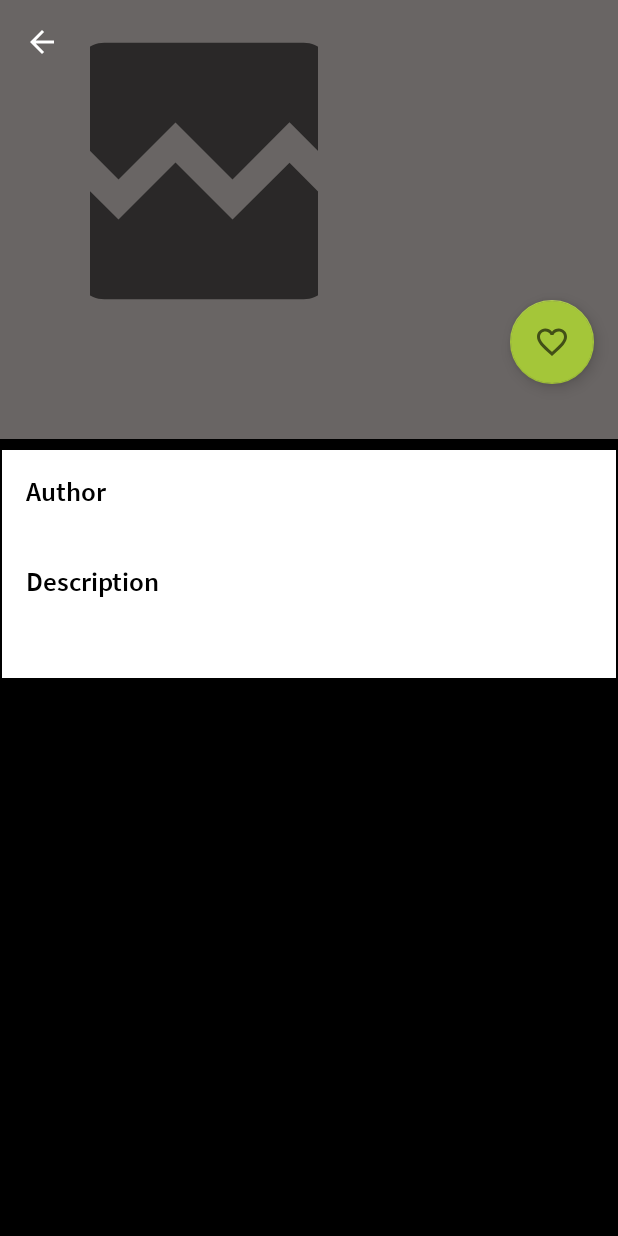
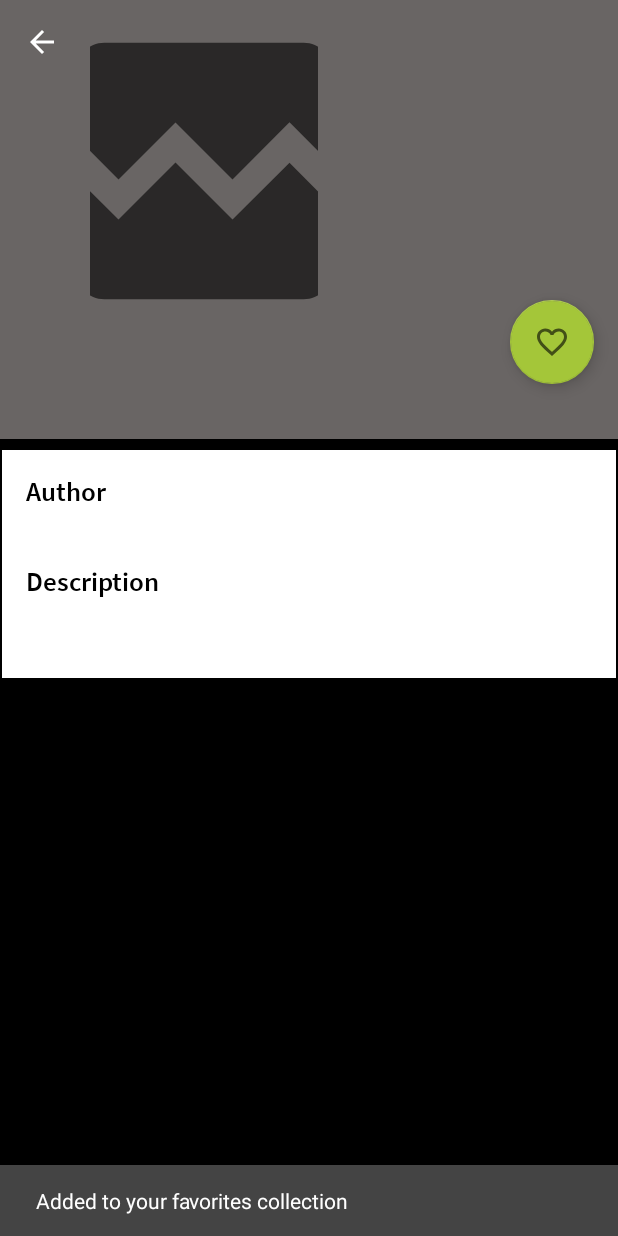
Before and after one commit to josthelvish/google-book-app, an Android app: the DetailActivity screen opened directly, with no data from a screen before it, after a tap on an icon or button, on a phone screen of 412 x 824 dp. Run offline under Robolectric (Android 15) with nearby library versions, the phone set to English and light mode, and no system bars; our stand-ins replace Picasso, Room's generated code, Timber, data binding; pictures from the network do not load; 12 statements that could not run were skipped.

Commit message:
Added complete flow to filter favourites
Defined behavior for favorite buttons listeners. The book will be saved or removed to the database and a snackbar message is created

Added filter action as activity setting with menu.

```diff
--- a/app/src/main/java/com/example/google_book_app/database/BookDao.java
+++ b/app/src/main/java/com/example/google_book_app/database/BookDao.java
@@ -8,13 +8,15 @@ import androidx.room.Query;
 
 import java.util.List;
 
+import static androidx.room.OnConflictStrategy.REPLACE;
+
 @Dao
 public interface BookDao {
 
     @Query("SELECT * FROM book")
     LiveData<List<BookEntry>> loadAllBooks();
 
-    @Insert
+    @Insert(onConflict = REPLACE)
     void insertBook(BookEntry bookEntry);
 
     @Delete
--- a/app/src/main/java/com/example/google_book_app/repository/BookRepository.java
+++ b/app/src/main/java/com/example/google_book_app/repository/BookRepository.java
@@ -40,7 +40,7 @@ public class BookRepository {
     }
 
     public LiveData<List<BookEntry>> getFavoriteBooks() {
-        return null;
+        return mBookDao.loadAllBooks();
     }
 
     public LiveData<BookEntry> getFavoriteBookById(String bookId) {
--- a/app/src/main/java/com/example/google_book_app/ui/detail/DetailActivity.java
+++ b/app/src/main/java/com/example/google_book_app/ui/detail/DetailActivity.java
@@ -1,7 +1,10 @@
 package com.example.google_book_app.ui.detail;
 
 import android.content.Intent;
+import android.graphics.Color;
 import android.os.Bundle;
+import android.view.View;
+import android.widget.TextView;
 
 import androidx.annotation.Nullable;
 import androidx.appcompat.app.ActionBar;
@@ -11,11 +14,14 @@ import androidx.lifecycle.Observer;
 import androidx.lifecycle.ViewModelProvider;
 
 import com.example.google_book_app.R;
+import com.example.google_book_app.database.BookDatabase;
 import com.example.google_book_app.database.BookEntry;
 import com.example.google_book_app.databinding.ActivityDetailBinding;
 import com.example.google_book_app.domain.Book;
+import com.example.google_book_app.utils.AppThreadExecutors;
 import com.example.google_book_app.utils.DependenciesUtils;
 import com.google.android.material.appbar.AppBarLayout;
+import com.google.android.material.snackbar.Snackbar;
 import com.squareup.picasso.Picasso;
 
 import static com.example.google_book_app.utils.Constants.EXTRA_BOOK;
@@ -26,12 +32,14 @@ public class DetailActivity extends AppCompatActivity {
     private Book mBook;
     private boolean mIsFavorite;
     private DetailViewModel mDetailViewModel;
+    private BookDatabase mBookDB;
 
     @Override
     protected void onCreate(Bundle savedInstanceState) {
         super.onCreate(savedInstanceState);
         mDetailBinding = DataBindingUtil.setContentView(this, R.layout.activity_detail);
 
+        mBookDB = BookDatabase.getInstance(this);
         Intent intent = getIntent();
         if (intent != null) {
             if (intent.hasExtra(EXTRA_BOOK)) {
@@ -40,12 +48,13 @@ public class DetailActivity extends AppCompatActivity {
             }
         }
 
-        createViewModel(mBook.getId());
+        createViewModel();
         observeBookEntry();
         refreshUI();
+
     }
 
-    private void createViewModel(String bookId) {
+    private void createViewModel() {
         DetailViewModelFactory factory = DependenciesUtils.provideDetailViewModelFactory(
                 DetailActivity.this, mBook.getId());
         mDetailViewModel = new ViewModelProvider(this, factory).get(DetailViewModel.class);
@@ -64,6 +73,39 @@ public class DetailActivity extends AppCompatActivity {
                 }
             }
         });
+    }
+
+    public void onFavoriteClick(View view) {
+
+        final BookEntry bookEntry = covertToBookEntry();
+
+        if (!mIsFavorite) {
+            AppThreadExecutors.getInstance().diskIO().execute(new Runnable() {
+                @Override
+                public void run() {
+                    // todo change to repository
+                    mBookDB.bookDao().insertBook(bookEntry);
+                }
+            });
+
+            showSnackbarMessage(R.string.snackbar_added);
+        } else {
+            final BookEntry bookEntry2 = mDetailViewModel.getBookEntry().getValue();
+            AppThreadExecutors.getInstance().diskIO().execute(new Runnable() {
+                @Override
+                public void run() {
+
+                    mBookDB.bookDao().deleteBook(bookEntry2);
+                }
+            });
+
+            showSnackbarMessage(R.string.snackbar_removed);
+        }
+    }
+
+    private BookEntry covertToBookEntry() {
+        return new BookEntry(mBook.getId(), mBook.getTitle(), mBook.getSubtitle(), mBook.getAuthors(),
+                mBook.getDescription(), mBook.getBuyLink(), mBook.getThumbnailURL());
     }
 
     private void refreshUI() {
@@ -142,4 +184,15 @@ public class DetailActivity extends AppCompatActivity {
             mDetailBinding.tvDetailSubtitle.setText(subtitle);
         }
     }
+
+    private void showSnackbarMessage(int resourceMessageID) {
+        Snackbar snackbar = Snackbar.make(
+                mDetailBinding.coordinator, resourceMessageID, Snackbar.LENGTH_SHORT);
+        View sbView = snackbar.getView();
+        sbView.setBackgroundColor(Color.DKGRAY);
+        TextView textView = sbView.findViewById(com.google.android.material.R.id.snackbar_text);
+        textView.setTextColor(Color.WHITE);
+        snackbar.show();
+    }
+
 }
--- a/app/src/main/res/drawable/ic_baseline_favorite_24.xml
+++ b/app/src/main/res/drawable/ic_baseline_favorite_24.xml
@@ -1,10 +1,9 @@
 <vector xmlns:android="http://schemas.android.com/apk/res/android"
-    android:width="24dp"
-    android:height="24dp"
-    android:viewportWidth="24"
-    android:viewportHeight="24"
-    android:tint="?attr/colorControlNormal">
-  <path
-      android:fillColor="@android:color/white"
-      android:pathData="M12,21.35l-1.45,-1.32C5.4,15.36 2,12.28 2,8.5 2,5.42 4.42,3 7.5,3c1.74,0 3.41,0.81 4.5,2.09C13.09,3.81 14.76,3 16.5,3 19.58,3 22,5.42 22,8.5c0,3.78 -3.4,6.86 -8.55,11.54L12,21.35z"/>
+android:width="24dp"
+android:height="24dp"
+android:viewportWidth="24"
+android:viewportHeight="24">
+<path
+    android:fillColor="@android:color/holo_red_dark"
+    android:pathData="M12,21.35l-1.45,-1.32C5.4,15.36 2,12.28 2,8.5 2,5.42 4.42,3 7.5,3c1.74,0 3.41,0.81 4.5,2.09C13.09,3.81 14.76,3 16.5,3 19.58,3 22,5.42 22,8.5c0,3.78 -3.4,6.86 -8.55,11.54L12,21.35z"/>
 </vector>
--- a/app/src/main/res/menu/options_menu.xml
+++ b/app/src/main/res/menu/options_menu.xml
@@ -2,8 +2,8 @@
 <menu xmlns:android="http://schemas.android.com/apk/res/android"
     xmlns:app="http://schemas.android.com/apk/res-auto">
     <item
-        android:id="@+id/action_settings"
+        android:id="@+id/action_filter"
         android:orderInCategory="100"
-        android:title="@string/action_filter"
+        android:title="@string/action_settings"
         app:showAsAction="never" />
 </menu>
--- a/app/src/main/res/values/strings.xml
+++ b/app/src/main/res/values/strings.xml
@@ -17,7 +17,7 @@
     <string name="pref_filter_by_default">all</string>
     <string name="pref_filter_by_favorites" translatable="false">favorites</string>
     <string name="pref_filter_by_label">Filter By</string>
-    <string name="pref_filter_by_label_all">All Android</string>
+    <string name="pref_filter_by_label_default">All Android</string>
     <string name="pref_filter_by_label_favorites">Favorites</string>
     <!--endregion-->
 
@@ -32,10 +32,12 @@
 
     <!--region Swipe Refresh messages-->
     <string name="snackbar_updated">Book list updated</string>
+    <string name="snackbar_added">Added to your favorites collection</string>
+    <string name="snackbar_removed">Removed from your favorites collection</string>
     <!--endregion-->
 
     <!--region Options menu -->
-    <string name="action_filter">Filter</string>
+    <string name="action_settings">Settings</string>
     <!--endregion-->
 
     <!--region Detail view -->
--- a/app/src/main/res/values/styles.xml
+++ b/app/src/main/res/values/styles.xml
@@ -48,4 +48,11 @@
         <item name="android:fontFamily">@font/source_sans_pro_regular</item>
         <item name="android:textSize">15sp</item>
     </style>
+
+    <style name="SettingsTheme" parent="Theme.AppCompat.Light.DarkActionBar">
+        <item name="colorPrimary">@color/grey</item>
+        <item name="colorPrimaryDark">@color/colorPrimaryDark</item>
+        <item name="colorAccent">@color/colorAccent</item>
+        <item name="preferenceTheme">@style/PreferenceThemeOverlay</item>
+    </style>
 </resources>
```
Also changed, not shown: app/src/main/AndroidManifest.xml (+9 -0 lines), app/src/main/java/com/example/google_book_app/MainActivity.java (+77 -8 lines), app/src/main/java/com/example/google_book_app/database/BookEntry.java (+81 -3 lines), app/src/main/java/com/example/google_book_app/ui/main/FavoriteBookAdapter.java (+4 -4 lines), app/src/main/java/com/example/google_book_app/ui/settings/SettingsActivity.java (added, +35 -0 lines), app/src/main/java/com/example/google_book_app/ui/settings/SettingsFragment.java (added, +67 -0 lines), app/src/main/res/layout/activity_settings.xml (added, +8 -0 lines), app/src/main/res/values/arrays.xml (added, +12 -0 lines), app/src/main/res/xml/pref_book.xml (added, +9 -0 lines).
